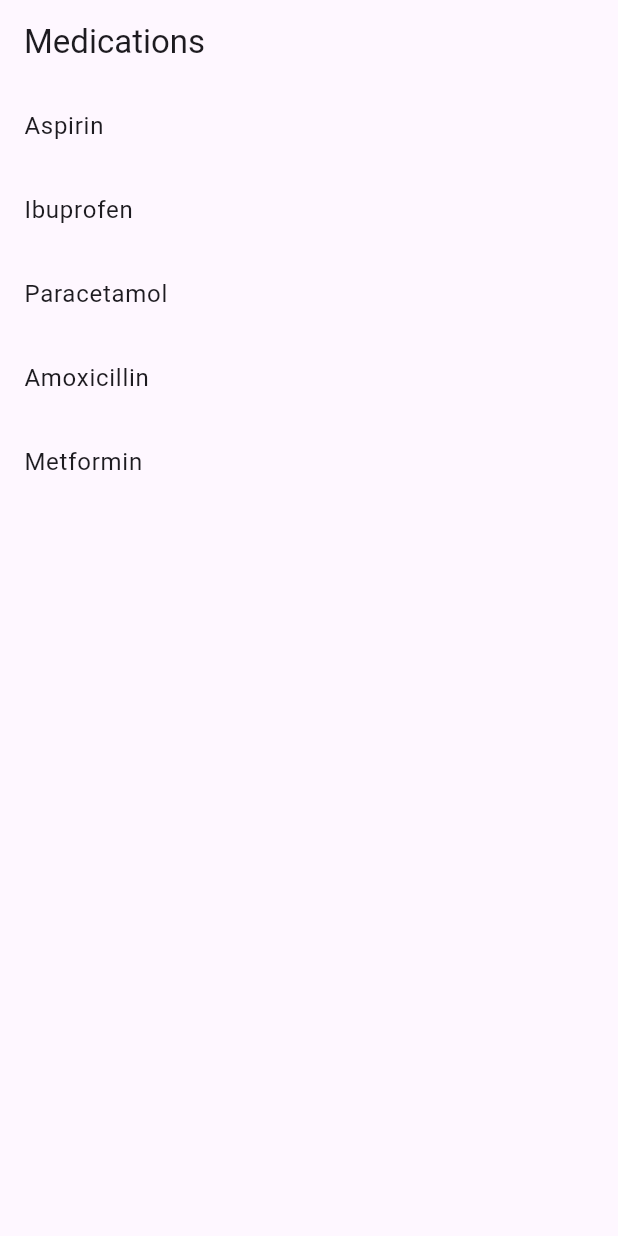
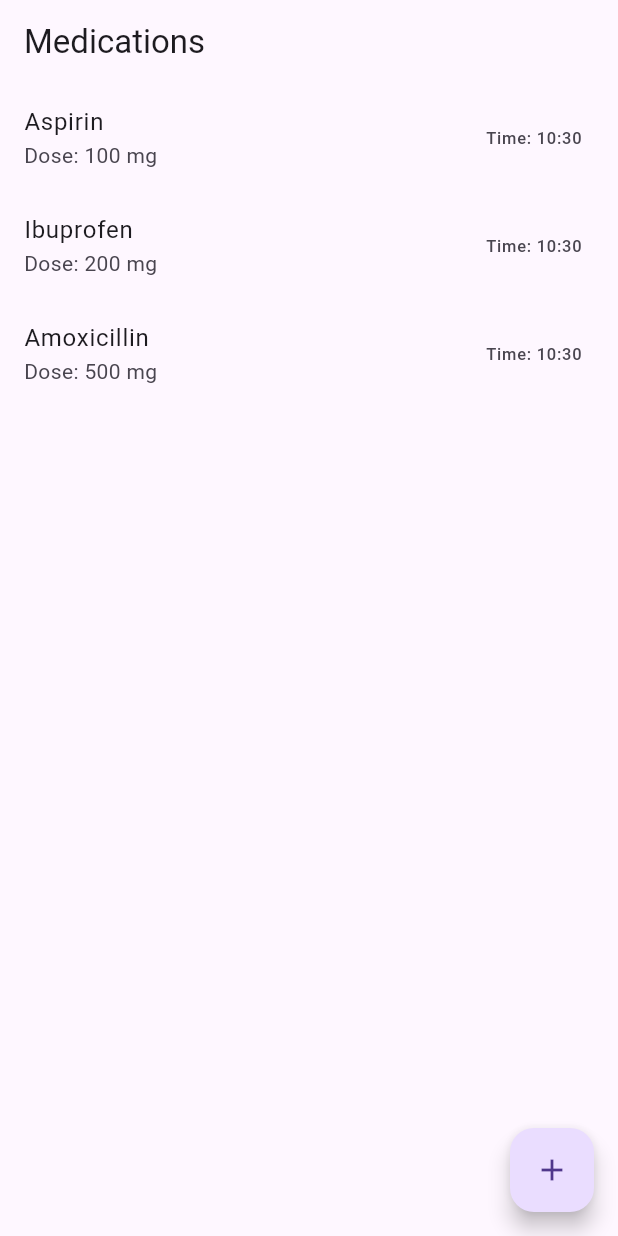
Before and after one commit to EdisonLenHaoJie/GreenSheart-internship, a Flutter app: the HomeScreen screen opened directly, on a phone screen of 412 x 824 dp. Run offline on Flutter 3.47's test engine with Material 3 defaults, Android fonts, the phone set to English and light mode, and no system bars.

Commit message:
trying part 2

```diff
--- a/app/lib/home_screen.dart
+++ b/app/lib/home_screen.dart
@@ -1,16 +1,58 @@
 import 'package:flutter/material.dart';
+import 'models/medication_manager.dart';
+import 'models/medication.dart';
+import 'models/prescription_medication.dart';
 
-class HomeScreen extends StatelessWidget {
-  final List<String> medications = [
-    'Aspirin',
-    'Ibuprofen',
-    'Paracetamol',
-    'Amoxicillin',
-    'Metformin',
-  ];
+class HomeScreen extends StatefulWidget {
+  @override
+  _HomeScreenState createState() => _HomeScreenState();
+}
+
+class _HomeScreenState extends State<HomeScreen> {
+  final MedicationManager _medicationManager = MedicationManager();
+
+  @override
+  void initState() {
+    super.initState();
+    // Initialize with some medications
+    _initializeMedications();
+  }
+
+  void _initializeMedications() {
+    // Adding some regular medications
+    _medicationManager.addMedication(
+      Medication(
+        id: 1,
+        name: 'Aspirin',
+        time: DateTime.now(),
+        dose: '100 mg',
+      ),
+    );
+    _medicationManager.addMedication(
+      Medication(
+        id: 2,
+        name: 'Ibuprofen',
+        time: DateTime.now(),
+        dose: '200 mg',
+      ),
+    );
+    // Adding a prescription medication
+    _medicationManager.addMedication(
+      PrescriptionMedication(
+        id: 3,
+        name: 'Amoxicillin',
+        time: DateTime.now(),
+        dose: '500 mg',
+        doctorName: 'Dr. Smith',
+        prescriptionNumber: 'RX123456',
+      ),
+    );
+  }
 
   @override
   Widget build(BuildContext context) {
+    List<Medication> medications = _medicationManager.getAllMedications();
+
     return Scaffold(
       appBar: AppBar(
         title: Text('Medications'),
@@ -18,17 +60,84 @@ class HomeScreen extends StatelessWidget {
       body: ListView.builder(
         itemCount: medications.length,
         itemBuilder: (context, index) {
+          Medication med = medications[index];
           return ListTile(
-            title: Text(medications[index]),
+            title: Text(med.name),
+            subtitle: Text('Dose: ${med.dose}'),
+            trailing: Text('Time: ${med.time.hour}:${med.time.minute.toString().padLeft(2, '0')}'),
             onTap: () {
               // Provide feedback to the user
               ScaffoldMessenger.of(context).showSnackBar(
-                SnackBar(content: Text('Selected: ${medications[index]}')),
+                SnackBar(content: Text('Selected: ${med.name}')),
               );
+              // Display medication details
+              _showMedicationDetails(med);
             },
           );
         },
       ),
+      floatingActionButton: FloatingActionButton(
+        onPressed: _addNewMedication,
+        child: Icon(Icons.add),
+      ),
+    );
+  }
+
+  void _addNewMedication() {
+    // Logic to add a new medication (you can implement a form)
+    // For demonstration, we'll add a dummy medication
+    setState(() {
+      int newId = _medicationManager.getAllMedications().length + 1;
+      _medicationManager.addMedication(
+        Medication(
+          id: newId,
+          name: 'New Medication $newId',
+          time: DateTime.now(),
+          dose: '150 mg',
+        ),
+      );
+    });
+  }
+
+  void _showMedicationDetails(Medication med) {
+    showDialog(
+      context: context,
+      builder: (context) {
+        return AlertDialog(
+          title: Text(med.name),
+          content: Column(
+            mainAxisSize: MainAxisSize.min,
+            crossAxisAlignment: CrossAxisAlignment.start,
+            children: [
+              Text('Dose: ${med.dose}'),
+              Text('Time: ${med.time.hour}:${med.time.minute.toString().padLeft(2, '0')}'),
+              if (med is PrescriptionMedication) ...[
+                Text('Doctor: ${med.doctorName}'),
+                Text('Prescription #: ${med.prescriptionNumber}'),
+              ],
+            ],
+          ),
+          actions: [
+            TextButton(
+              onPressed: () {
+                // Remove medication
+                setState(() {
+                  _medicationManager.removeMedication(med.id);
+                });
+                Navigator.pop(context);
+              },
+              child: Text('Remove'),
+            ),
+            TextButton(
+              onPressed: () {
+                // Close dialog
+                Navigator.pop(context);
+              },
+              child: Text('Close'),
+            ),
+          ],
+        );
+      },
     );
   }
 }
--- /dev/null
+++ b/app/lib/models/medication.dart
@@ -0,0 +1,23 @@
+class Medication {
+  // Properties
+  final int id;
+  String name;
+  DateTime time;
+  String dose;
+
+  // Constructor
+  Medication({
+    required this.id,
+    required this.name,
+    required this.time,
+    required this.dose,
+  });
+
+  // Method to display medication info (optional)
+  void displayInfo() {
+    print('Medication ID: $id');
+    print('Name: $name');
+    print('Time: $time');
+    print('Dose: $dose');
+  }
+}
--- /dev/null
+++ b/app/lib/models/prescription_medication.dart
@@ -0,0 +1,30 @@
+import 'medication.dart';
+
+class PrescriptionMedication extends Medication {
+  // Additional properties
+  String doctorName;
+  String prescriptionNumber;
+
+  // Constructor
+  PrescriptionMedication({
+    required int id,
+    required String name,
+    required DateTime time,
+    required String dose,
+    required this.doctorName,
+    required this.prescriptionNumber,
+  }) : super(
+          id: id,
+          name: name,
+          time: time,
+          dose: dose,
+        );
+
+  // Override displayInfo method (polymorphism)
+  @override
+  void displayInfo() {
+    super.displayInfo();
+    print('Doctor Name: $doctorName');
+    print('Prescription Number: $prescriptionNumber');
+  }
+}
```
Also changed, not shown: app/lib/models/medication_manager.dart (added, +41 -0 lines).
